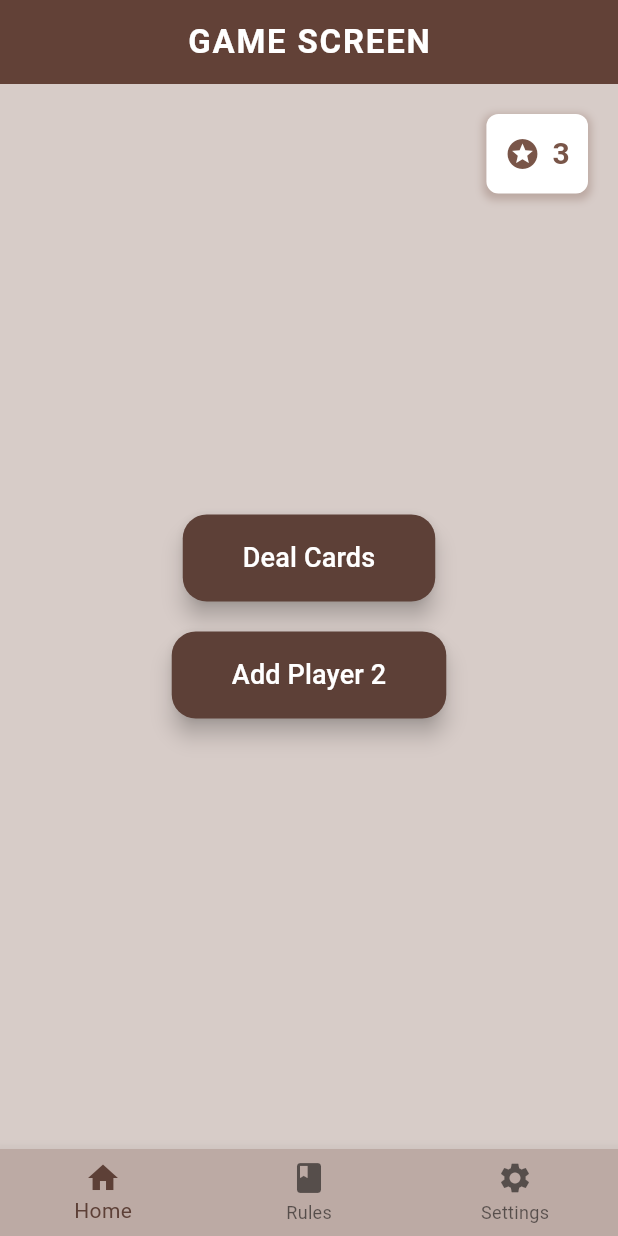
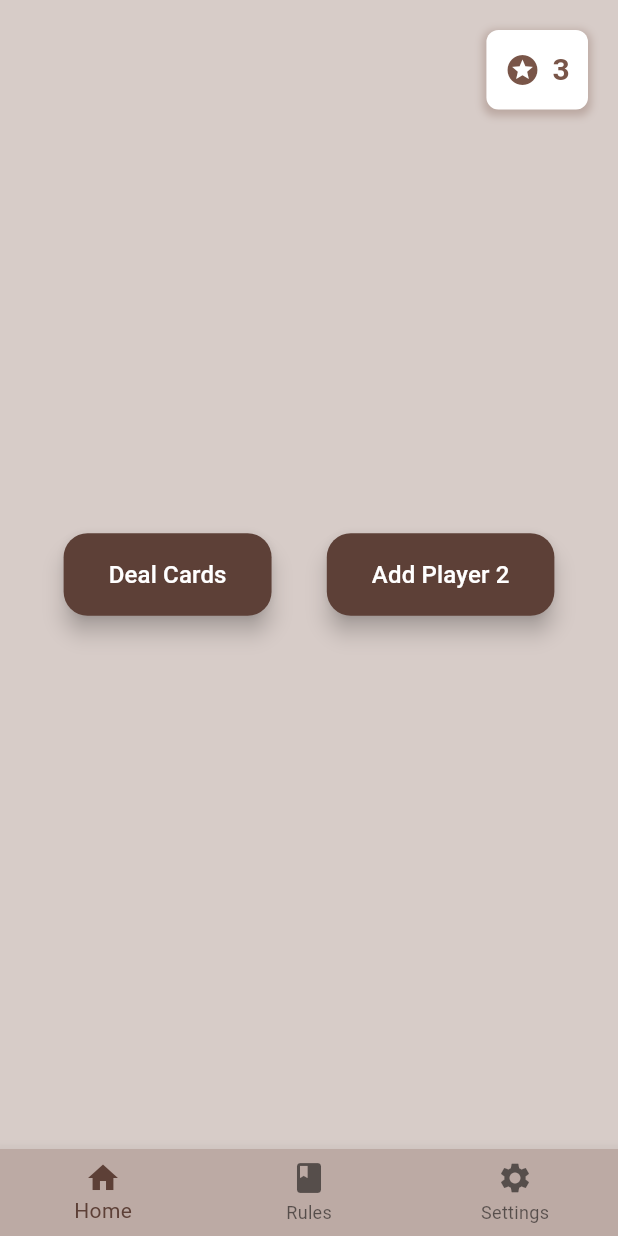
Before and after one commit to mpinel6/CSC4330FInalProject, a Flutter app: the screen it shows after launch, after a tap on "QuickStartTest", on a phone screen of 412 x 824 dp. Run offline on Flutter 3.47's test engine with Material 3 defaults, Android fonts, the phone set to English and light mode, and no system bars; our stand-ins replace audioplayers; missing offline and left inert: network_info_plus.

```diff
--- a/lib/MATTGAMECODING.dart
+++ b/lib/MATTGAMECODING.dart
@@ -1,3 +1,4 @@
+import 'package:finalproj4330/main.dart';
 import 'package:flutter/material.dart';
 import 'package:flutter/services.dart';
 import 'rules_page.dart';
@@ -189,7 +190,7 @@ void _dealCards() {
                         Navigator.of(context).pop();
                         Navigator.push(
                           context,
-                          MaterialPageRoute(builder: (context) => const matthomepage()),
+                          MaterialPageRoute(builder: (context) => const MyApp()),
                         );
                       },
                       child: const Text(
@@ -648,27 +649,31 @@ if (_isPlayer1Turn) {
 
     return Scaffold(
       backgroundColor: Colors.brown[100],
-      appBar: AppBar(
-        backgroundColor: Colors.brown[700],
-        elevation: 4,
-        title: Text(
-          widget.title,
-          style: const TextStyle(
-            color: Colors.white,
-            fontWeight: FontWeight.bold,
-            letterSpacing: 1.2,
-          ),
-        ),
-        centerTitle: true,
-      ),
+      // appBar: AppBar(
+      //   backgroundColor: Colors.brown[700],
+      //   elevation: 4,
+      //   title: Text(
+      //     widget.title,
+      //     style: const TextStyle(
+      //       color: Colors.white,
+      //       fontWeight: FontWeight.bold,
+      //       letterSpacing: 1.2,
+      //     ),
+      //   ),
+      //   centerTitle: true,
+      // ),
       body: Stack(
         children: [
           Center(
             child: Padding(
               padding: const EdgeInsets.symmetric(horizontal: 24.0, vertical: 40.0),
-              child: Column(
-                mainAxisAlignment: MainAxisAlignment.center,
-                children: <Widget>[
+              // child: Column(
+              //   mainAxisAlignment: MainAxisAlignment.center,
+              //   children: <Widget>[
+              child: Row(
+                mainAxisAlignment: MainAxisAlignment.spaceEvenly,
+                crossAxisAlignment: CrossAxisAlignment.center,
+                children: [
                   if (_hasDealt) ...[
                     // Turn indicator
                     Container(
@@ -680,7 +685,7 @@ if (_isPlayer1Turn) {
                       child: Text(
                         displayTurn,
                         style: const TextStyle(
-                          fontSize: 20,
+                          fontSize: 12,
                           fontWeight: FontWeight.bold,
                           color: Colors.white,
                         ),
@@ -691,8 +696,12 @@ if (_isPlayer1Turn) {
                       mainAxisAlignment: MainAxisAlignment.spaceEvenly,
                       crossAxisAlignment: CrossAxisAlignment.start,
                       children: [
+
+
                         // Player 1's hand
                         Column(
+                          mainAxisSize: MainAxisSize.min,
+                          mainAxisAlignment: MainAxisAlignment.spaceEvenly,
                           children: [
                             Row(
                               mainAxisAlignment: MainAxisAlignment.center,
@@ -700,17 +709,18 @@ if (_isPlayer1Turn) {
                                 const Text(
                                   'Player 1 Hand:',
                                   style: TextStyle(
-                                    fontSize: 24,
+                                    fontSize: 20,
                                     fontWeight: FontWeight.bold,
                                     color: Colors.brown,
                                   ),
                                 ),
-                                const SizedBox(width: 10),
+                                const SizedBox(width: 5),
+
                                 Container(
-                                  padding: const EdgeInsets.all(8),
+                                  padding: const EdgeInsets.all(6),
                                   decoration: BoxDecoration(
                                     color: Colors.white,
-                                    borderRadius: BorderRadius.circular(8),
+                                    borderRadius: BorderRadius.circular(10),
                                     boxShadow: [
                                       BoxShadow(
                                         color: Colors.brown.withOpacity(0.3),
@@ -732,7 +742,7 @@ if (_isPlayer1Turn) {
                                       Text(
                                         '$_player1Tokens',
                                         style: const TextStyle(
-                                          fontSize: 16,
+                                          fontSize: 15,
                                           fontWeight: FontWeight.bold,
                                           color: Colors.brown,
                                         ),
@@ -742,19 +752,25 @@ if (_isPlayer1Turn) {
                                 ),
                               ],
                             ),
-                            const SizedBox(height: 10),
-                            ..._selectedCards.map((card) => Padding(
-                              padding: const EdgeInsets.symmetric(vertical: 4.0),
+                            const SizedBox(height: 0),
+                             Expanded(
+                              child: SingleChildScrollView(
+                                child: Column(
+                                  children: _selectedCards.map((card) {
+                                    return Padding(
+                                      padding: const EdgeInsets.symmetric(vertical: 0),
                                       child: Row(
                                         mainAxisAlignment: MainAxisAlignment.center,
                                         children: [
                                           Checkbox(
                                             value: _cardSelections['${card['id']}'] ?? false,
-                                    onChanged: _isPlayer1Turn ? (bool? value) {
+                                            onChanged: _isPlayer1Turn
+                                                ? (bool? value) {
                                                     setState(() {
                                                       _cardSelections['${card['id']}'] = value ?? false;
                                                     });
-                                    } : null,
+                                                  }
+                                                : null,
                                             activeColor: Colors.brown[700],
                                           ),
                                           Text(
@@ -766,12 +782,20 @@ if (_isPlayer1Turn) {
                                           ),
                                         ],
                                       ),
-                            )).toList(),
+                                    );
+                                  }).toList(),
+                                ),
+                              ),
+                            ),
                           ],
                         ),
+
+
                         if (_hasSecondPlayer)
                           // Player 2's hand
                           Column(
+                            mainAxisSize: MainAxisSize.min,
+                            mainAxisAlignment: MainAxisAlignment.spaceEvenly,
                             children: [
                               Row(
                                 mainAxisAlignment: MainAxisAlignment.center,
@@ -779,14 +803,14 @@ if (_isPlayer1Turn) {
                                   const Text(
                                     'Player 2 Hand:',
                                     style: TextStyle(
-                                      fontSize: 24,
+                                      fontSize: 20,
                                       fontWeight: FontWeight.bold,
                                       color: Colors.brown,
                                     ),
                                   ),
-                                  const SizedBox(width: 10),
+                                  const SizedBox(width: 5),
                                   Container(
-                                    padding: const EdgeInsets.all(8),
+                                    padding: const EdgeInsets.all(6),
                                     decoration: BoxDecoration(
                                       color: Colors.white,
                                       borderRadius: BorderRadius.circular(8),
@@ -811,7 +835,7 @@ if (_isPlayer1Turn) {
                                         Text(
                                           '$_player2Tokens',
                                           style: const TextStyle(
-                                            fontSize: 16,
+                                            fontSize: 15,
                                             fontWeight: FontWeight.bold,
                                             color: Colors.brown,
                                           ),
@@ -821,19 +845,25 @@ if (_isPlayer1Turn) {
                                   ),
                                 ],
                               ),
-                              const SizedBox(height: 10),
-                              ..._player2Cards.map((card) => Padding(
-                                padding: const EdgeInsets.symmetric(vertical: 4.0),
+                              const SizedBox(height: 0),
+                               Expanded(
+                                child: SingleChildScrollView(
+                                  child: Column(
+                                    children: _selectedCards.map((card) {
+                                      return Padding(
+                                        padding: const EdgeInsets.symmetric(vertical: 0),
                                         child: Row(
                                           mainAxisAlignment: MainAxisAlignment.center,
                                           children: [
                                             Checkbox(
-                                      value: _player2CardSelections['${card['id']}'] ?? false,
-                                      onChanged: !_isPlayer1Turn ? (bool? value) {
+                                              value: _cardSelections['${card['id']}'] ?? false,
+                                              onChanged: _isPlayer1Turn
+                                                  ? (bool? value) {
                                                       setState(() {
-                                          _player2CardSelections['${card['id']}'] = value ?? false;
+                                                        _cardSelections['${card['id']}'] = value ?? false;
                                                       });
-                                      } : null,
+                                                    }
+                                                  : null,
                                               activeColor: Colors.brown[700],
                                             ),
                                             Text(
@@ -845,13 +875,19 @@ if (_isPlayer1Turn) {
                                             ),
                                           ],
                                         ),
-                              )).toList(),
+                                      );
+                                    }).toList(),
+                                  ),
+                                ),
+                              ),
+                              // ────────────────────── end of addition ──────────────────────
                             ],
                           ),
+
                       ],
                     ),
                     const SizedBox(height: 20),
-                    Row(
+                    Column(
                       mainAxisAlignment: MainAxisAlignment.center,
                       children: [
                         ElevatedButton(
@@ -867,7 +903,7 @@ if (_isPlayer1Turn) {
                           },
                           style: ElevatedButton.styleFrom(
                             backgroundColor: Colors.brown[700],
-                            padding: const EdgeInsets.symmetric(horizontal: 40, vertical: 16),
+                            padding: const EdgeInsets.symmetric(horizontal: 17, vertical: 12),
                             shape: RoundedRectangleBorder(
                               borderRadius: BorderRadius.circular(16),
                             ),
@@ -876,7 +912,7 @@ if (_isPlayer1Turn) {
                           //corrrectly display on the button the correct text
                           child: Text(
                             buttonText,
-                            style: const TextStyle(fontSize: 18, color: Colors.white),
+                            style: const TextStyle(fontSize: 15, color: Colors.white),
                           ),
                         ),
                         const SizedBox(width: 20),
@@ -884,7 +920,7 @@ if (_isPlayer1Turn) {
                           onPressed: _hasPressedLiar ? null : _checkLiar,
                           style: ElevatedButton.styleFrom(
                             backgroundColor: _hasPressedLiar ? Colors.grey : Colors.red[700],
-                            padding: const EdgeInsets.symmetric(horizontal: 40, vertical: 16),
+                            padding: const EdgeInsets.symmetric(horizontal: 20, vertical: 10),
                             shape: RoundedRectangleBorder(
                               borderRadius: BorderRadius.circular(16),
                             ),
@@ -892,7 +928,7 @@ if (_isPlayer1Turn) {
                           ),
                           child: Text(
                             liarbutton,
-                            style: const TextStyle(fontSize: 18, color: Colors.white),
+                            style: const TextStyle(fontSize: 16, color: Colors.white),
                           ),
                         ),
                       ],
@@ -904,7 +940,7 @@ if (_isPlayer1Turn) {
                       onPressed: _dealCards,
                       style: ElevatedButton.styleFrom(
                         backgroundColor: Colors.brown[700],
-                        padding: const EdgeInsets.symmetric(horizontal: 40, vertical: 16),
+                        padding: const EdgeInsets.symmetric(horizontal: 30, vertical: 16),
                         shape: RoundedRectangleBorder(
                           borderRadius: BorderRadius.circular(16),
                         ),
@@ -912,7 +948,7 @@ if (_isPlayer1Turn) {
                       ),
                       child: const Text(
                         'Deal Cards',
-                        style: TextStyle(fontSize: 18, color: Colors.white),
+                        style: TextStyle(fontSize: 16, color: Colors.white),
                       ),
                     ),
                     if (!_hasSecondPlayer) ...[
@@ -921,7 +957,7 @@ if (_isPlayer1Turn) {
                         onPressed: _addSecondPlayer,
                         style: ElevatedButton.styleFrom(
                           backgroundColor: Colors.brown[700],
-                          padding: const EdgeInsets.symmetric(horizontal: 40, vertical: 16),
+                          padding: const EdgeInsets.symmetric(horizontal: 30, vertical: 16),
                           shape: RoundedRectangleBorder(
                             borderRadius: BorderRadius.circular(16),
                           ),
@@ -929,7 +965,7 @@ if (_isPlayer1Turn) {
                         ),
                         child: const Text(
                           'Add Player 2',
-                          style: TextStyle(fontSize: 18, color: Colors.white),
+                          style: TextStyle(fontSize: 16, color: Colors.white),
                         ),
                       ),
                     ],
--- a/lib/main.dart
+++ b/lib/main.dart
@@ -130,7 +130,7 @@ class _MyHomePageState extends State<MyHomePage> {
     return Column(
       mainAxisAlignment: MainAxisAlignment.start,
       children: <Widget>[
-        const SizedBox(height: 70),
+        const SizedBox(height: 90),
         const Text(
           'Welcome to',
           style: TextStyle(
@@ -203,7 +203,7 @@ class _MyHomePageState extends State<MyHomePage> {
           ),
           textAlign: TextAlign.center,
         ),
-        const SizedBox(height: 275),
+        const SizedBox(height: 320),
         Row(
           mainAxisAlignment: MainAxisAlignment.spaceEvenly,
           children: [
@@ -362,7 +362,7 @@ class _MyHomePageState extends State<MyHomePage> {
       onPressed: onPressed,
       style: ElevatedButton.styleFrom(
         backgroundColor: Colors.brown[700],
-        padding: const EdgeInsets.symmetric(horizontal: 40, vertical: 16),
+        padding: const EdgeInsets.symmetric(horizontal: 25, vertical: 12),
         shape: RoundedRectangleBorder(
           borderRadius: BorderRadius.circular(16),
         ),
```
Lines whose indentation alone changed are shown as unchanged.
